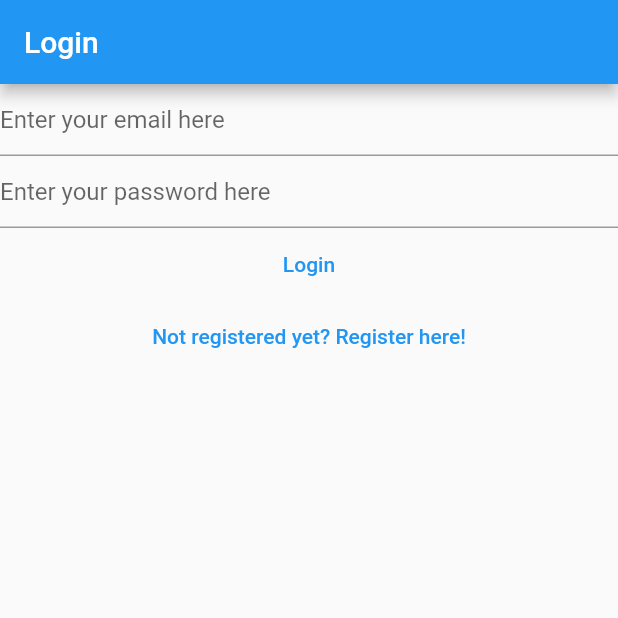
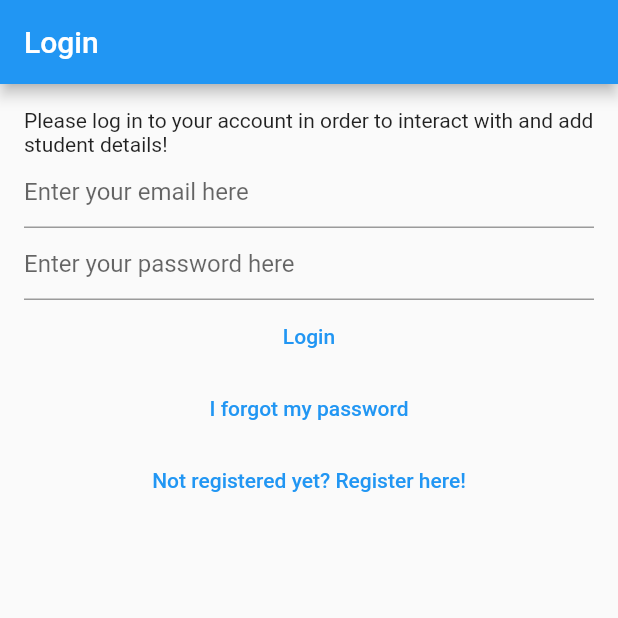
Before and after one commit to JirehMurungi/kyuproject, a Flutter app: the screen it shows after launch, on a phone screen of 412 x 824 dp, the top half of it. Run offline on Flutter 3.47's test engine with Material 2 defaults, Android fonts, the phone set to English and light mode, and no system bars; our stand-ins replace bloc, cloud_firestore, equatable, firebase_auth, firebase_core, flutter_bloc and 2 more; missing offline and left inert: dart:ffi; accounts and stored records are empty.

Commit message:
beautifying UI

```diff
--- a/lib/main.dart
+++ b/lib/main.dart
@@ -6,6 +6,7 @@ import 'package:kyuproject/services/auth/bloc/auth_bloc.dart';
 import 'package:kyuproject/services/auth/bloc/auth_event.dart';
 import 'package:kyuproject/services/auth/bloc/auth_state.dart';
 import 'package:kyuproject/services/auth/firebase_auth_provider.dart';
+import 'package:kyuproject/views/forgot_password_view.dart';
 import 'package:kyuproject/views/login_view.dart';
 import 'package:kyuproject/views/notes/create_update_note_view.dart';
 import 'package:kyuproject/views/notes/notes_view.dart';
@@ -55,6 +56,8 @@ class HomePage extends StatelessWidget {
           return const VerifyEmailView();
         } else if (state is AuthStateLoggedOut) {
           return const LoginView();
+        } else if (state is AuthStateForgotPassword) {
+          return const ForgotPasswordView();
         } else if (state is AuthStateRegistering) {
           return const RegisterView();
         } else {
--- a/lib/services/auth/auth_provider.dart
+++ b/lib/services/auth/auth_provider.dart
@@ -13,4 +13,5 @@ abstract class AuthProvider {
   });
   Future<void> logOut();
   Future<void> sendEmailVerification();
+  Future<void> sendPasswordReset({required String toEmail});
 }
--- a/lib/services/auth/auth_service.dart
+++ b/lib/services/auth/auth_service.dart
@@ -39,4 +39,8 @@ class AuthService implements AuthProvider {
 
   @override
   Future<void> initialize() => provider.initialize();
+
+  @override
+  Future<void> sendPasswordReset({required String toEmail}) =>
+      provider.sendPasswordReset(toEmail: toEmail);
 }
--- a/lib/services/auth/bloc/auth_event.dart
+++ b/lib/services/auth/bloc/auth_event.dart
@@ -29,6 +29,11 @@ class AuthEventShouldRegister extends AuthEvent {
   const AuthEventShouldRegister();
 }
 
+class AuthEventForgotPassword extends AuthEvent {
+  final String? email;
+  const AuthEventForgotPassword({this.email});
+}
+
 class AuthEventLogOut extends AuthEvent {
   const AuthEventLogOut();
 }
--- a/lib/services/auth/bloc/auth_state.dart
+++ b/lib/services/auth/bloc/auth_state.dart
@@ -23,6 +23,16 @@ class AuthStateRegistering extends AuthState {
   final Exception? exception;
   const AuthStateRegistering({required this.exception, required isLoading})
       : super(isLoading: isLoading);
+}
+
+class AuthStateForgotPassword extends AuthState {
+  final Exception? exception;
+  final bool hasSentEmail;
+  const AuthStateForgotPassword({
+    required this.exception,
+    required this.hasSentEmail,
+    required bool isLoading,
+  }) : super(isLoading: isLoading);
 }
 
 class AuthStateLoggedIn extends AuthState {
--- /dev/null
+++ b/lib/utilities/dialogs/password_reset_email_sent_dialog.dart
@@ -0,0 +1,14 @@
+import 'package:flutter/material.dart';
+import 'package:kyuproject/utilities/dialogs/generic_dialog.dart';
+
+Future<void> showPasswordResetSentDialog(BuildContext context) {
+  return showGenericDialog(
+    context: context,
+    title: 'Password Reset',
+    content:
+        'We have sent you a password reset link. Please check your email for more information.',
+    optionBuilder: () => {
+      'OK': null,
+    },
+  );
+}
--- a/lib/views/login_view.dart
+++ b/lib/views/login_view.dart
@@ -39,7 +39,8 @@ class _LoginViewState extends State<LoginView> {
       listener: (context, state) async {
         if (state is AuthStateLoggedOut) {
           if (state.exception is UserNotFoundAuthException) {
-            await showErrorDialog(context, 'User not found');
+            await showErrorDialog(
+                context, 'Cannot find a user with entered credentials');
           } else if (state.exception is WrongPasswordAuthException) {
             await showErrorDialog(context, 'Wrong credentials');
           } else if (state.exception is GenericAuthException) {
@@ -51,8 +52,12 @@ class _LoginViewState extends State<LoginView> {
         appBar: AppBar(
           title: const Text('Login'),
         ),
-        body: Column(
+        body: Padding(
+          padding: const EdgeInsets.all(16.0),
+          child: Column(
             children: [
+              const Text(
+                  'Please log in to your account in order to interact with and add student details!'),
               TextField(
                 controller: _email,
                 enableSuggestions: false,
@@ -87,6 +92,13 @@ class _LoginViewState extends State<LoginView> {
               TextButton(
                   onPressed: () {
                     context.read<AuthBloc>().add(
+                          const AuthEventForgotPassword(),
+                        );
+                  },
+                  child: const Text('I forgot my password')),
+              TextButton(
+                  onPressed: () {
+                    context.read<AuthBloc>().add(
                           const AuthEventShouldRegister(),
                         );
                   },
@@ -94,6 +106,7 @@ class _LoginViewState extends State<LoginView> {
             ],
           ),
         ),
+      ),
     );
   }
 }
```
Also changed, not shown: lib/services/auth/bloc/auth_bloc.dart (+52 -1 lines), lib/services/auth/firebase_auth_provider.dart (+18 -0 lines), lib/views/forgot_password_view.dart (added, +90 -0 lines), lib/views/register_view.dart (+15 -1 lines). Lines whose indentation alone changed are shown as unchanged.
